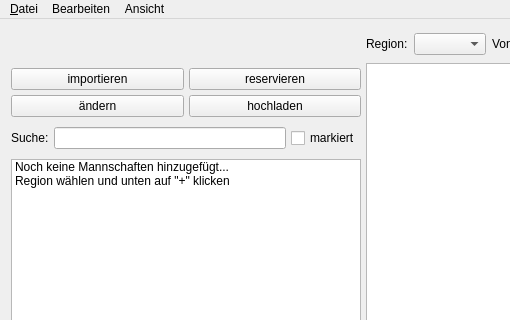
Old version of the form bin/mainwindow.ui in the repository fupa/FuME; both pictures show x 0 to 510 and y 0 to 320 of the 1200 by 600 pixel window.
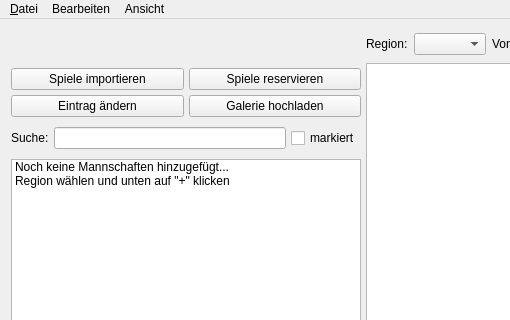
New version of the form. Icons and pictures are not drawn.

```diff
--- a/bin/mainwindow.ui
+++ b/bin/mainwindow.ui
@@ -21,28 +21,28 @@
     <item row="3" column="0">
      <widget class="QPushButton" name="pushButton">
       <property name="text">
-       <string>ändern</string>
+       <string>Eintrag ändern</string>
       </property>
      </widget>
     </item>
     <item row="2" column="1">
      <widget class="QPushButton" name="pushButton_11">
       <property name="text">
-       <string>reservieren</string>
+       <string>Spiele reservieren</string>
       </property>
      </widget>
     </item>
     <item row="2" column="0">
      <widget class="QPushButton" name="pushButton_5">
       <property name="text">
-       <string>importieren</string>
+       <string>Spiele importieren</string>
       </property>
      </widget>
     </item>
     <item row="3" column="1">
      <widget class="QPushButton" name="pushButton_2">
       <property name="text">
-       <string>hochladen</string>
+       <string>Galerie hochladen</string>
       </property>
      </widget>
     </item>
```
Left out of the diff: 31 changed lines with no effect on the pictures.
